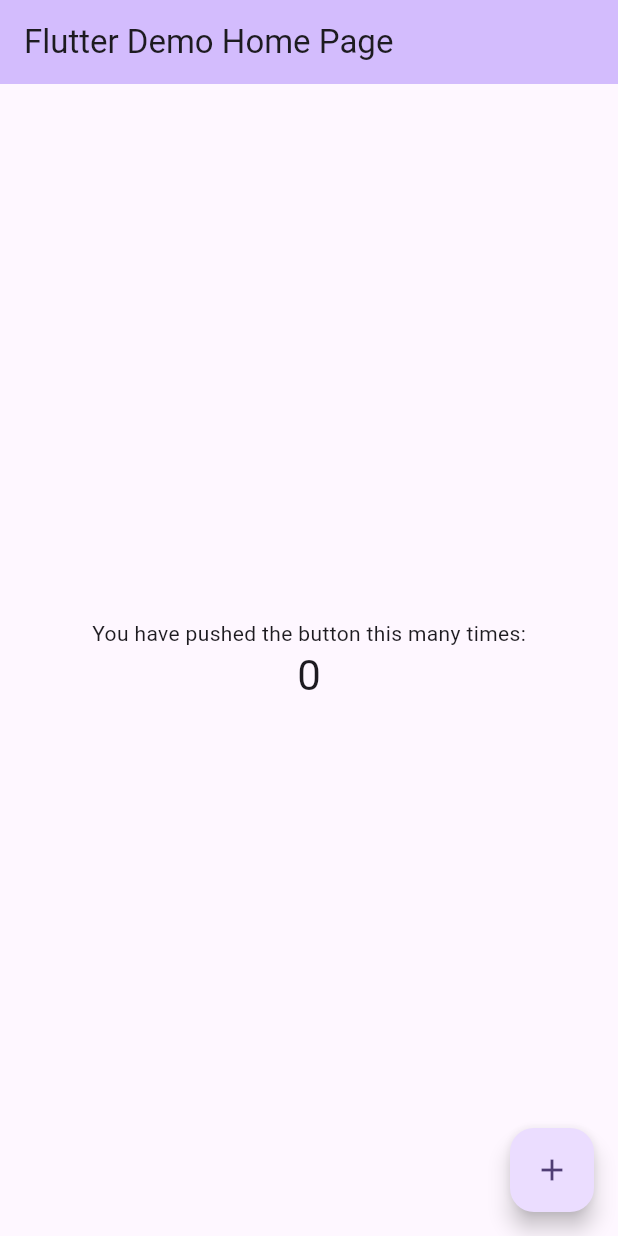
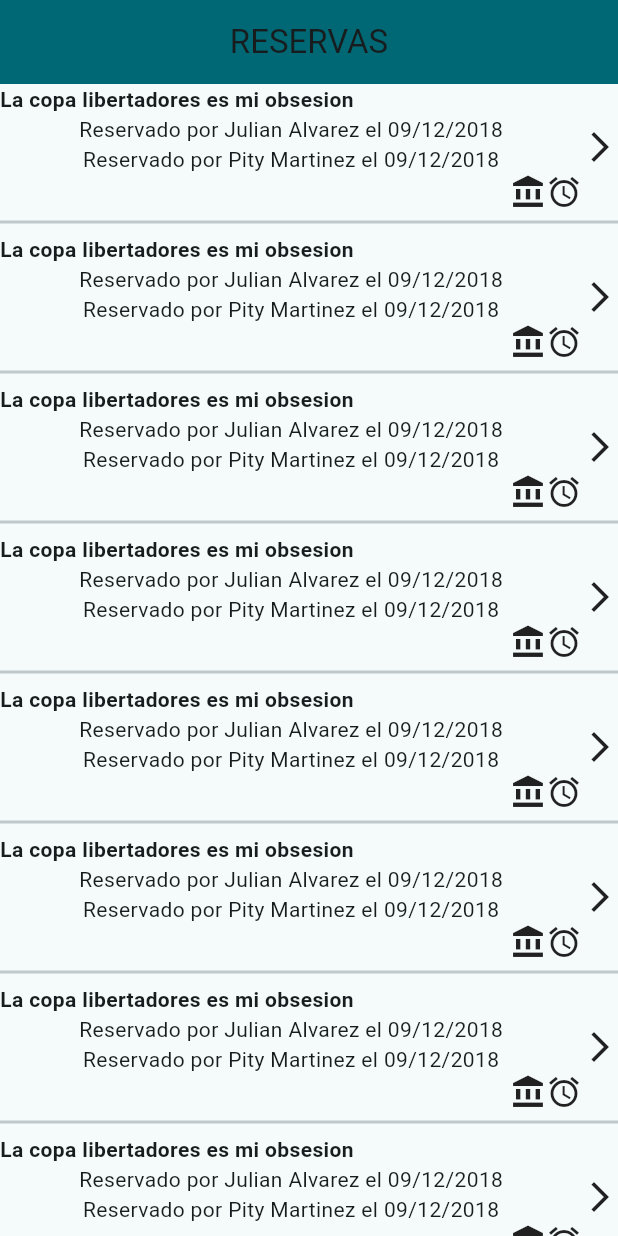
Before and after one commit to FranciscoII/ejercicio-mobile-integrador, a Flutter app: the screen it shows after launch, on a phone screen of 412 x 824 dp. Run offline on Flutter 3.47's test engine with Material 2 defaults, Android fonts, the phone set to English and light mode, and no system bars.

Commit message:
pantalla inicial

```diff
--- /dev/null
+++ b/lib/ItemContent.dart
@@ -0,0 +1,46 @@
+import 'package:flutter/material.dart';
+
+class ItemContent extends StatelessWidget {
+  const ItemContent({super.key});
+
+  @override
+  Widget build(BuildContext context) {
+    return const Row(
+      children: [
+        Expanded(
+            child: Column(
+              children: [
+                Row(
+                  children: [
+                    ItemTitle(title: 'La copa libertadores es mi obsesion'),
+                  ],
+                ),
+                Text('Reservado por Julian Alvarez el 09/12/2018'),
+                Text('Reservado por Pity Martinez el 09/12/2018'),
+                Row(
+                  mainAxisAlignment: MainAxisAlignment.end,
+                  children: [
+                    Icon(Icons.account_balance),
+                    Icon(Icons.access_alarm_sharp)
+                  ],
+                )
+              ],
+            )),
+        Icon(Icons.arrow_forward_ios)
+      ],
+    );
+  }
+}
+
+class ItemTitle extends StatelessWidget {
+  final String title;
+  const ItemTitle({
+    required this.title,
+    super.key,
+  });
+
+  @override
+  Widget build(BuildContext context) {
+    return Text(title, textAlign: TextAlign.left, style: TextStyle(fontWeight: FontWeight.bold),);
+  }
+}
--- a/lib/main.dart
+++ b/lib/main.dart
@@ -1,4 +1,6 @@
 import 'package:flutter/material.dart';
+
+import 'ItemContent.dart';
 
 void main() {
   runApp(const MyApp());
@@ -11,42 +13,18 @@ class MyApp extends StatelessWidget {
   @override
   Widget build(BuildContext context) {
     return MaterialApp(
-      title: 'Flutter Demo',
+      title: 'RESERVAS',
       theme: ThemeData(
-        // This is the theme of your application.
-        //
-        // TRY THIS: Try running your application with "flutter run". You'll see
-        // the application has a blue toolbar. Then, without quitting the app,
-        // try changing the seedColor in the colorScheme below to Colors.green
-        // and then invoke "hot reload" (save your changes or press the "hot
-        // reload" button in a Flutter-supported IDE, or press "r" if you used
-        // the command line to start the app).
-        //
-        // Notice that the counter didn't reset back to zero; the application
-        // state is not lost during the reload. To reset the state, use hot
-        // restart instead.
-        //
-        // This works for code too, not just values: Most code changes can be
-        // tested with just a hot reload.
-        colorScheme: ColorScheme.fromSeed(seedColor: Colors.deepPurple),
+        colorScheme: ColorScheme.fromSeed(seedColor: Colors.white24),
         useMaterial3: true,
       ),
-      home: const MyHomePage(title: 'Flutter Demo Home Page'),
+      home: const MyHomePage(title: 'RESERVAS'),
     );
   }
 }
 
 class MyHomePage extends StatefulWidget {
   const MyHomePage({super.key, required this.title});
-
-  // This widget is the home page of your application. It is stateful, meaning
-  // that it has a State object (defined below) that contains fields that affect
-  // how it looks.
-
-  // This class is the configuration for the state. It holds the values (in this
-  // case the title) provided by the parent (in this case the App widget) and
-  // used by the build method of the State. Fields in a Widget subclass are
-  // always marked "final".
 
   final String title;
 
@@ -55,71 +33,24 @@ class MyHomePage extends StatefulWidget {
 }
 
 class _MyHomePageState extends State<MyHomePage> {
-  int _counter = 0;
-
-  void _incrementCounter() {
-    setState(() {
-      // This call to setState tells the Flutter framework that something has
-      // changed in this State, which causes it to rerun the build method below
-      // so that the display can reflect the updated values. If we changed
-      // _counter without calling setState(), then the build method would not be
-      // called again, and so nothing would appear to happen.
-      _counter++;
-    });
+  @override
+  Widget build(BuildContext context) {
+    return Scaffold(
+      appBar: AppBar(
+        backgroundColor: Theme.of(context).colorScheme.primary,
+        title: Center(child: Text(widget.title)),
+      ),
+      body: Center(
+        child: ListView.separated(
+          separatorBuilder: (_,__) => const Divider(thickness: 2.0,),
+          itemBuilder: _buildItems,
+          itemCount: 10,
+        ),
+      ),
+    );
   }
 
-  @override
-  Widget build(BuildContext context) {
-    // This method is rerun every time setState is called, for instance as done
-    // by the _incrementCounter method above.
-    //
-    // The Flutter framework has been optimized to make rerunning build methods
-    // fast, so that you can just rebuild anything that needs updating rather
-    // than having to individually change instances of widgets.
-    return Scaffold(
-      appBar: AppBar(
-        // TRY THIS: Try changing the color here to a specific color (to
-        // Colors.amber, perhaps?) and trigger a hot reload to see the AppBar
-        // change color while the other colors stay the same.
-        backgroundColor: Theme.of(context).colorScheme.inversePrimary,
-        // Here we take the value from the MyHomePage object that was created by
-        // the App.build method, and use it to set our appbar title.
-        title: Text(widget.title),
-      ),
-      body: Center(
-        // Center is a layout widget. It takes a single child and positions it
-        // in the middle of the parent.
-        child: Column(
-          // Column is also a layout widget. It takes a list of children and
-          // arranges them vertically. By default, it sizes itself to fit its
-          // children horizontally, and tries to be as tall as its parent.
-          //
-          // Column has various properties to control how it sizes itself and
-          // how it positions its children. Here we use mainAxisAlignment to
-          // center the children vertically; the main axis here is the vertical
-          // axis because Columns are vertical (the cross axis would be
-          // horizontal).
-          //
-          // TRY THIS: Invoke "debug painting" (choose the "Toggle Debug Paint"
-          // action in the IDE, or press "p" in the console), to see the
-          // wireframe for each widget.
-          mainAxisAlignment: MainAxisAlignment.center,
-          children: <Widget>[
-            const Text(
-              'You have pushed the button this many times:',
-            ),
-            Text(
-              '$_counter',
-              style: Theme.of(context).textTheme.headlineMedium,
-            ),
-          ],
-        ),
-      ),
-      floatingActionButton: FloatingActionButton(
-        onPressed: _incrementCounter,
-        tooltip: 'Increment',
-        child: const Icon(Icons.add),
-      ), // This trailing comma makes auto-formatting nicer for build methods.
-    );
+  Widget? _buildItems(BuildContext context, int index) {
+    return const ItemContent();
   }
 }
```
Also changed, not shown: 1 other file.
